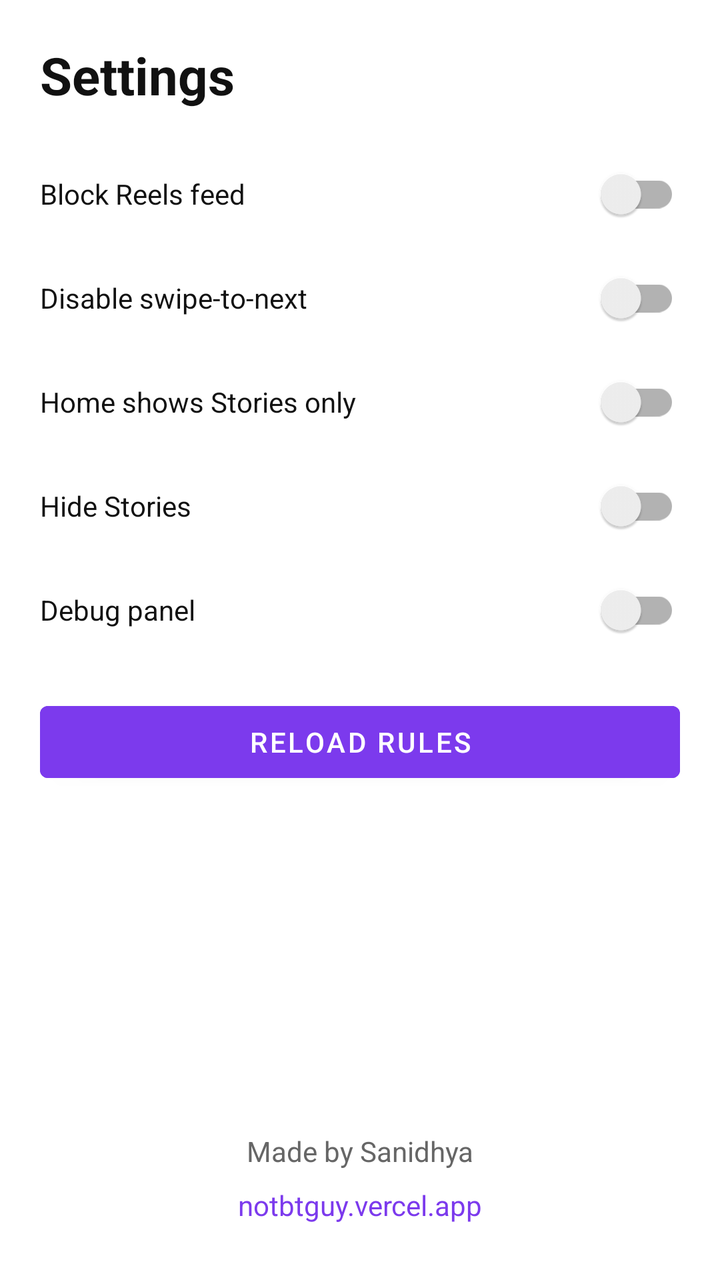
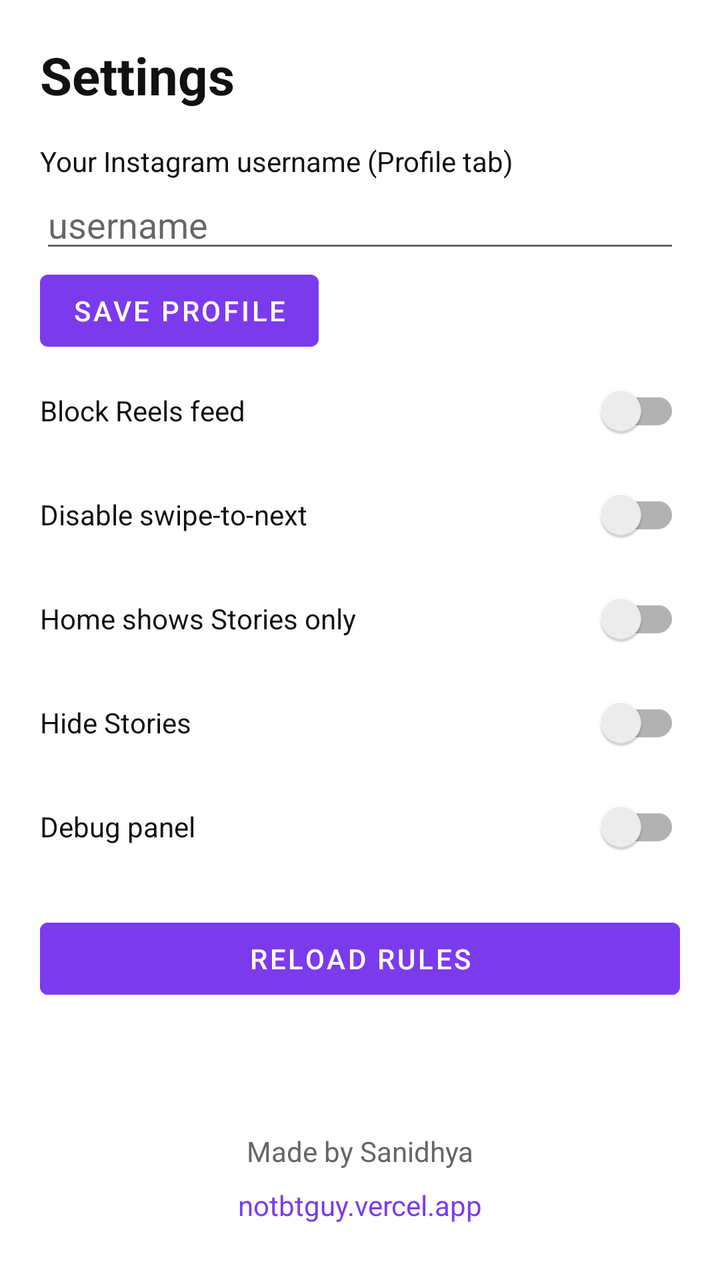

An Android layout rendered at two revisions. The XML below is the earlier revision; the diff shows what the commit changed to produce the second picture.
<!-- AndroidManifest.xml: activity theme Theme.Bestie -->
<!-- res/layout/activity_settings.xml -->
<?xml version="1.0" encoding="utf-8"?>
<ScrollView xmlns:android="http://schemas.android.com/apk/res/android"
    android:layout_width="match_parent"
    android:layout_height="match_parent"
    android:background="@color/bg"
    android:fillViewport="true">

    <LinearLayout
        android:layout_width="match_parent"
        android:layout_height="wrap_content"
        android:orientation="vertical"
        android:padding="20dp">

        <TextView
            android:layout_width="wrap_content"
            android:layout_height="wrap_content"
            android:layout_marginBottom="16dp"
            android:text="@string/settings_title"
            android:textColor="@color/text_primary"
            android:textSize="26sp"
            android:textStyle="bold" />

        <androidx.appcompat.widget.SwitchCompat
            android:id="@+id/switchBlockReels"
            android:layout_width="match_parent"
            android:layout_height="wrap_content"
            android:minHeight="52dp"
            android:text="@string/setting_block_reels"
            android:textColor="@color/text_primary" />

        <androidx.appcompat.widget.SwitchCompat
            android:id="@+id/switchDisableSwipe"
            android:layout_width="match_parent"
            android:layout_height="wrap_content"
            android:minHeight="52dp"
            android:text="@string/setting_disable_swipe"
            android:textColor="@color/text_primary" />

        <androidx.appcompat.widget.SwitchCompat
            android:id="@+id/switchStoriesOnlyHome"
            android:layout_width="match_parent"
            android:layout_height="wrap_content"
            android:minHeight="52dp"
            android:text="@string/setting_stories_only_home"
            android:textColor="@color/text_primary" />

        <androidx.appcompat.widget.SwitchCompat
            android:id="@+id/switchHideStories"
            android:layout_width="match_parent"
            android:layout_height="wrap_content"
            android:minHeight="52dp"
            android:text="@string/setting_hide_stories"
            android:textColor="@color/text_primary" />

        <androidx.appcompat.widget.SwitchCompat
            android:id="@+id/switchDebug"
            android:layout_width="match_parent"
            android:layout_height="wrap_content"
            android:minHeight="52dp"
            android:text="@string/setting_debug"
            android:textColor="@color/text_primary" />

        <TextView
            android:id="@+id/debugInfo"
            android:layout_width="match_parent"
            android:layout_height="wrap_content"
            android:layout_marginTop="8dp"
            android:fontFamily="monospace"
            android:textColor="@color/text_secondary"
            android:textSize="12sp"
            android:visibility="gone" />

        <Button
            android:id="@+id/reloadRules"
            android:layout_width="match_parent"
            android:layout_height="wrap_content"
            android:layout_marginTop="16dp"
            android:backgroundTint="@color/bestie_purple"
            android:text="@string/reload_rules"
            android:textColor="#FFFFFF" />

        <Space
            android:layout_width="match_parent"
            android:layout_height="0dp"
            android:layout_weight="1" />

        <TextView
            android:id="@+id/versionLabel"
            android:layout_width="match_parent"
            android:layout_height="wrap_content"
            android:layout_marginTop="32dp"
            android:gravity="center"
            android:textColor="@color/text_secondary"
            android:textSize="13sp" />

        <TextView
            android:layout_width="match_parent"
            android:layout_height="wrap_content"
            android:layout_marginTop="8dp"
            android:gravity="center"
            android:text="@string/made_by"
            android:textColor="@color/text_secondary"
            android:textSize="14sp" />

        <TextView
            android:id="@+id/madeByLink"
            android:layout_width="match_parent"
            android:layout_height="wrap_content"
            android:gravity="center"
            android:padding="8dp"
            android:text="@string/made_by_link"
            android:textColor="@color/bestie_purple"
            android:textSize="14sp" />
    </LinearLayout>
</ScrollView>
<!-- resources referenced by this layout -->
<resources>
  <color name="bestie_purple">#7C3AED</color>
  <color name="bg">#FFFFFF</color>
  <color name="text_primary">#111111</color>
  <color name="text_secondary">#666666</color>
  <string name="made_by">Made by Sanidhya</string>
  <string name="made_by_link">notbtguy.vercel.app</string>
  <string name="reload_rules">Reload rules</string>
  <string name="setting_block_reels">Block Reels feed</string>
  <string name="setting_debug">Debug panel</string>
  <string name="setting_disable_swipe">Disable swipe-to-next</string>
  <string name="setting_hide_stories">Hide Stories</string>
  <string name="setting_stories_only_home">Home shows Stories only</string>
  <string name="settings_title">Settings</string>
  <style name="Theme.Bestie" parent="Theme.MaterialComponents.DayNight.NoActionBar">
          <item name="colorPrimary">@color/bestie_purple</item>
          <item name="colorPrimaryDark">@color/bestie_purple_dark</item>
          <item name="colorSecondary">@color/bestie_purple</item>
          <item name="android:windowBackground">@color/bg</item>
          <item name="android:statusBarColor">@color/bar_bg</item>
          <item name="android:navigationBarColor">@color/bar_bg</item>
          <item name="android:windowLightStatusBar" tools:targetApi="m">true</item>
      </style>
  <color name="bestie_purple_dark">#5B21B6</color>
  <color name="bar_bg">#F7F7F7</color>
</resources>

<!-- the commit's change to res/layout/activity_settings.xml (unified diff, before → after) -->
@@ -20,6 +20,13 @@
             android:textSize="26sp"
             android:textStyle="bold" />
 
+        <TextView android:layout_width="match_parent" android:layout_height="wrap_content"
+            android:text="Your Instagram username (Profile tab)" android:textColor="@color/text_primary" />
+        <EditText android:id="@+id/profileUsername" android:layout_width="match_parent" android:layout_height="wrap_content"
+            android:hint="username" android:inputType="textNoSuggestions" android:singleLine="true" android:maxLength="30"
+            android:textColor="@color/text_primary" />
+        <Button android:id="@+id/saveProfileUsername" android:layout_width="wrap_content" android:layout_height="wrap_content"
+            android:text="Save profile" />
         <androidx.appcompat.widget.SwitchCompat
             android:id="@+id/switchBlockReels"
             android:layout_width="match_parent"
